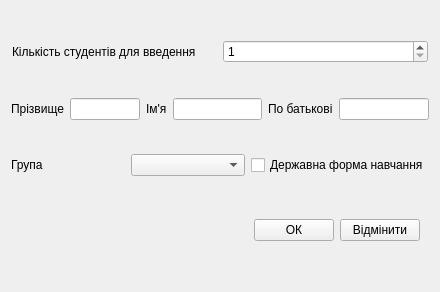
This is Kursova/EducationProgressForms/InputForms/studenrinputform.ui in zzvanyazz/Kursova as Qt 5 draws it before an edit. The edited form follows.
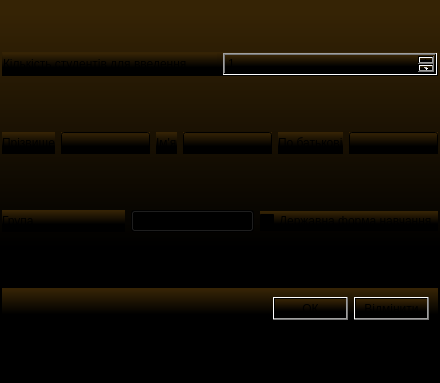
This is the edited form.

Diff of the .ui file:
```diff
--- a/Kursova/EducationProgressForms/InputForms/studenrinputform.ui
+++ b/Kursova/EducationProgressForms/InputForms/studenrinputform.ui
@@ -7,13 +7,28 @@
     <x>0</x>
     <y>0</y>
     <width>440</width>
-    <height>292</height>
+    <height>383</height>
    </rect>
   </property>
   <property name="windowTitle">
    <string>Form</string>
   </property>
+  <property name="styleSheet">
+   <string notr="true">background-color: qlineargradient(spread:pad, x1:1, y1:1, x2:1, y2:0.034, stop:0.365385 rgba(0, 0, 0, 255), stop:1 rgba(53, 35, 5, 255));</string>
+  </property>
   <layout class="QVBoxLayout" name="verticalLayout">
+   <property name="leftMargin">
+    <number>2</number>
+   </property>
+   <property name="topMargin">
+    <number>2</number>
+   </property>
+   <property name="rightMargin">
+    <number>2</number>
+   </property>
+   <property name="bottomMargin">
+    <number>2</number>
+   </property>
    <item>
     <widget class="QWidget" name="widget" native="true">
      <property name="sizePolicy">
@@ -78,6 +93,8 @@
          <item>
           <widget class="QLineEdit" name="studentName"/>
          </item>
+        </layout>
+       </item>
          <item>
           <layout class="QHBoxLayout" name="horizontalLayout_3">
            <item>
@@ -96,8 +113,6 @@
        </item>
       </layout>
      </item>
-    </layout>
-   </item>
    <item>
     <layout class="QHBoxLayout" name="horizontalLayout_8">
      <item>
@@ -128,9 +143,9 @@
     </layout>
    </item>
    <item>
-    <widget class="QWidget" name="" native="true">
+    <widget class="QWidget" name="widget" native="true">
      <property name="sizePolicy">
-      <sizepolicy hsizetype="Preferred" vsizetype="Maximum">
+      <sizepolicy hsizetype="Minimum" vsizetype="Maximum">
        <horstretch>0</horstretch>
        <verstretch>0</verstretch>
       </sizepolicy>
```
Lines whose indentation alone changed are shown as unchanged.
